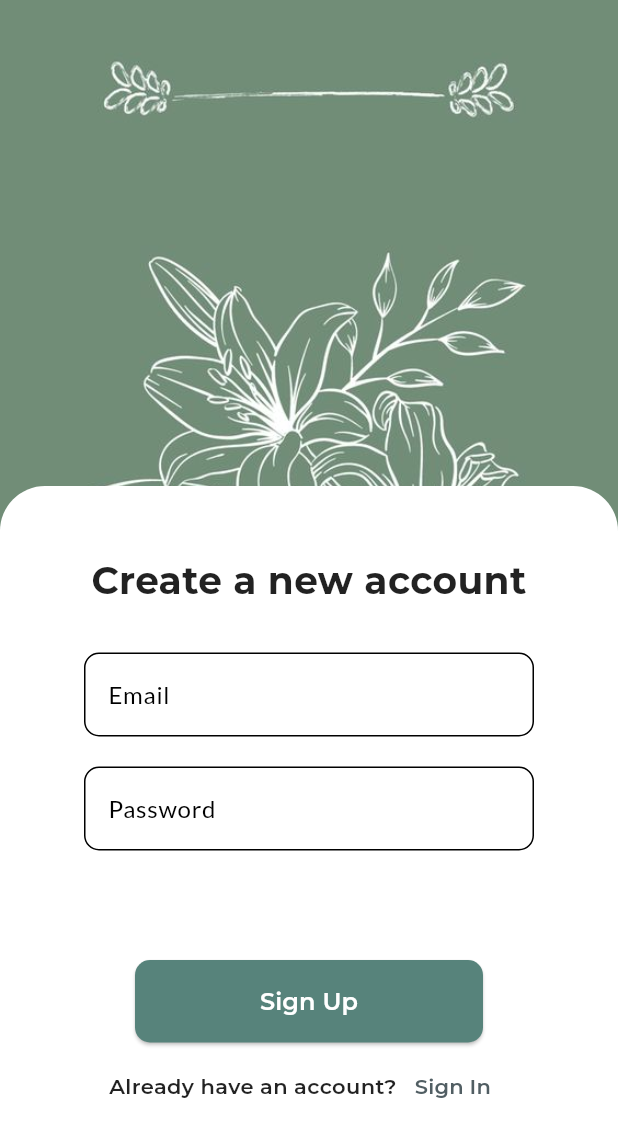
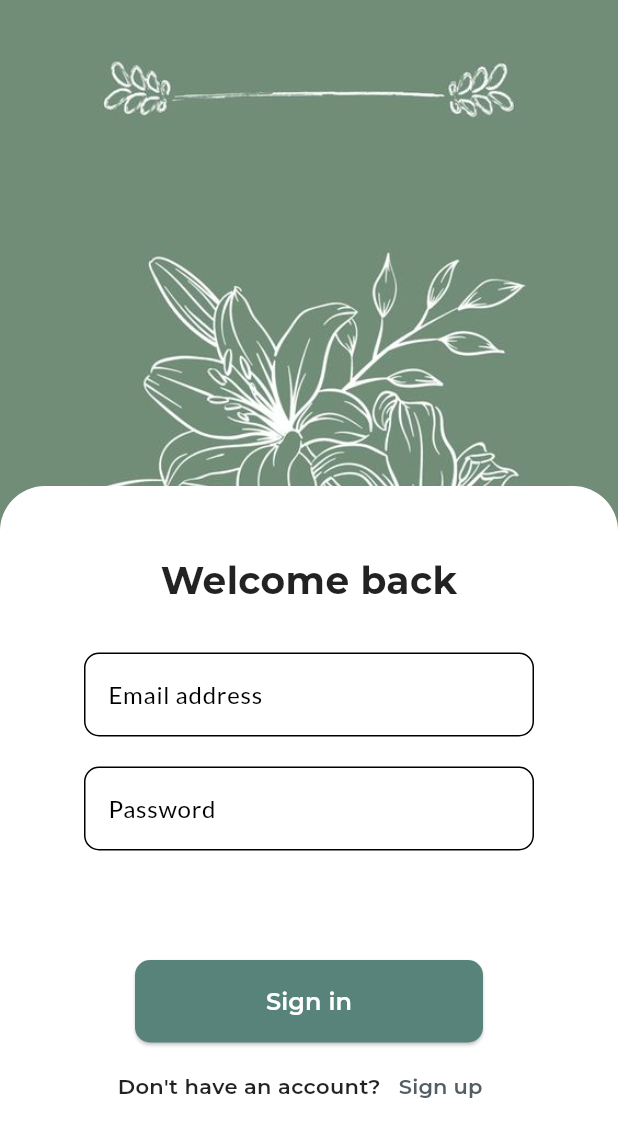
Before and after one commit to Naman-B-Parlecha/MellowWave, a Flutter app: the screen it shows after launch, after a tap on "Sign Up", after a tap on "Sign In", on a phone screen of 412 x 824 dp. Shown: the top 1137 px of the screen. Run offline on Flutter 3.47's test engine with Material 2 defaults, Android fonts, the light colour scheme and no system bars; our stand-ins replace google_fonts.

Commit message:
Added Sign-in

```diff
--- a/lib/Screens/SignUpScreen.dart
+++ b/lib/Screens/SignUpScreen.dart
@@ -162,11 +162,12 @@ class _SignUpScreenState extends State<SignUpScreen> {
                       height: 180,
                       width: 300,
                       child: SingleChildScrollView(
+                          child: Form(
                         child: Column(
                           children: [
-                          TextField(
+                            TextFormField(
                               decoration: InputDecoration(
-                              labelText: 'Email',
+                                labelText: 'Email address',
                                 hintText: 'Enter your email',
                                 labelStyle: TextStyle(color: Colors.black),
                                 hintStyle: TextStyle(color: Colors.black),
@@ -176,8 +177,8 @@ class _SignUpScreenState extends State<SignUpScreen> {
                               ),
                               keyboardType: TextInputType.emailAddress,
                             ),
-                          SizedBox(height: 20.0),
-                          TextField(
+                            const SizedBox(height: 20.0),
+                            TextFormField(
                               decoration: InputDecoration(
                                 labelText: 'Password',
                                 hintText: 'Enter your password',
@@ -190,9 +191,10 @@ class _SignUpScreenState extends State<SignUpScreen> {
                               obscureText: true,
                             ),
                           ],
+                        ),
                       )),
                     ),
-                    SizedBox(height: 25),
+                    const SizedBox(height: 25),
                     ElevatedButton(
                       onPressed: () {},
                       style: ElevatedButton.styleFrom(
@@ -204,7 +206,7 @@ class _SignUpScreenState extends State<SignUpScreen> {
                       child: SizedBox(
                         width: 200,
                         child: Text(
-                          'Sign Up',
+                          'Sign up',
                           style: GoogleFonts.montserrat(
                             color: Colors.white,
                             fontSize: 16,
@@ -247,6 +249,134 @@ class _SignUpScreenState extends State<SignUpScreen> {
           ),
         ],
       );
+    } else if (count == 2) {
+      content = Stack(
+        children: [
+          Positioned(
+            left: 0,
+            right: 0,
+            top: 0,
+            child: Container(
+              width: double.infinity,
+              child: Image.asset('assets/images/back2.jpg'),
+            ),
+          ),
+          Positioned(
+            bottom: 0,
+            left: 0,
+            right: 0,
+            child: Container(
+                alignment: Alignment.center,
+                padding: const EdgeInsets.only(top: 45, left: 20, right: 20),
+                width: double.infinity,
+                height: 500,
+                decoration: const BoxDecoration(
+                  color: Colors.white,
+                  borderRadius: BorderRadius.only(
+                    topLeft: Radius.circular(30),
+                    topRight: Radius.circular(30),
+                  ),
+                ),
+                child: Column(
+                  children: [
+                    Text(
+                      'Welcome back',
+                      style: GoogleFonts.montserrat(
+                          fontSize: 25, fontWeight: FontWeight.bold),
+                      textAlign: TextAlign.center,
+                    ),
+                    SizedBox(height: 30),
+                    Container(
+                      height: 180,
+                      width: 300,
+                      child: SingleChildScrollView(
+                          child: Form(
+                        child: Column(
+                          children: [
+                            TextFormField(
+                              decoration: InputDecoration(
+                                labelText: 'Email address',
+                                hintText: 'Enter your email',
+                                labelStyle: TextStyle(color: Colors.black),
+                                hintStyle: TextStyle(color: Colors.black),
+                                border: OutlineInputBorder(
+                                  borderRadius: BorderRadius.circular(10.0),
+                                ),
+                              ),
+                              keyboardType: TextInputType.emailAddress,
+                            ),
+                            const SizedBox(height: 20.0),
+                            TextFormField(
+                              decoration: InputDecoration(
+                                labelText: 'Password',
+                                hintText: 'Enter your password',
+                                labelStyle: TextStyle(color: Colors.black),
+                                hintStyle: TextStyle(color: Colors.black),
+                                border: OutlineInputBorder(
+                                  borderRadius: BorderRadius.circular(10.0),
+                                ),
+                              ),
+                              obscureText: true,
+                            ),
+                          ],
+                        ),
+                      )),
+                    ),
+                    const SizedBox(height: 25),
+                    ElevatedButton(
+                      onPressed: () {},
+                      style: ElevatedButton.styleFrom(
+                        shape: RoundedRectangleBorder(
+                          borderRadius: BorderRadius.circular(10.0),
+                        ),
+                        padding: const EdgeInsets.all(16),
+                      ),
+                      child: SizedBox(
+                        width: 200,
+                        child: Text(
+                          'Sign in',
+                          style: GoogleFonts.montserrat(
+                            color: Colors.white,
+                            fontSize: 16,
+                            fontWeight: FontWeight.w600,
+                          ),
+                          textAlign: TextAlign.center,
+                        ),
+                      ),
+                    ),
+                    SizedBox(height: 5),
+                    Row(
+                      mainAxisAlignment: MainAxisAlignment.center,
+                      children: [
+                        Text(
+                          'Don\'t have an account?',
+                          style: GoogleFonts.montserrat(
+                            fontSize: 14,
+                            fontWeight: FontWeight.w600,
+                          ),
+                          textAlign: TextAlign.center,
+                        ),
+                        TextButton(
+                          onPressed: () {
+                            setState(() {
+                              count = 1;
+                            });
+                          },
+                          child: Text(
+                            'Sign up',
+                            style: GoogleFonts.montserrat(
+                              fontSize: 14,
+                              fontWeight: FontWeight.w600,
+                            ),
+                          ),
+                        ),
+                      ],
+                    ),
+                  ],
+                )),
+          ),
+        ],
+      );
     }
 
     return Scaffold(body: content);
```
Lines whose indentation alone changed are shown as unchanged.
